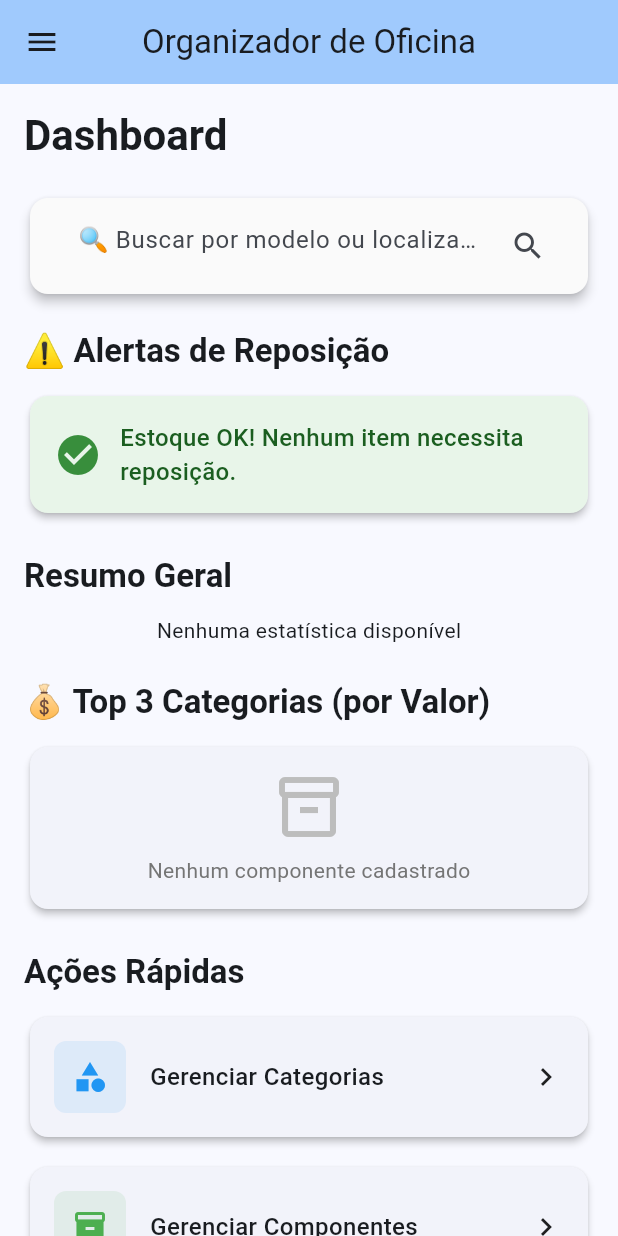
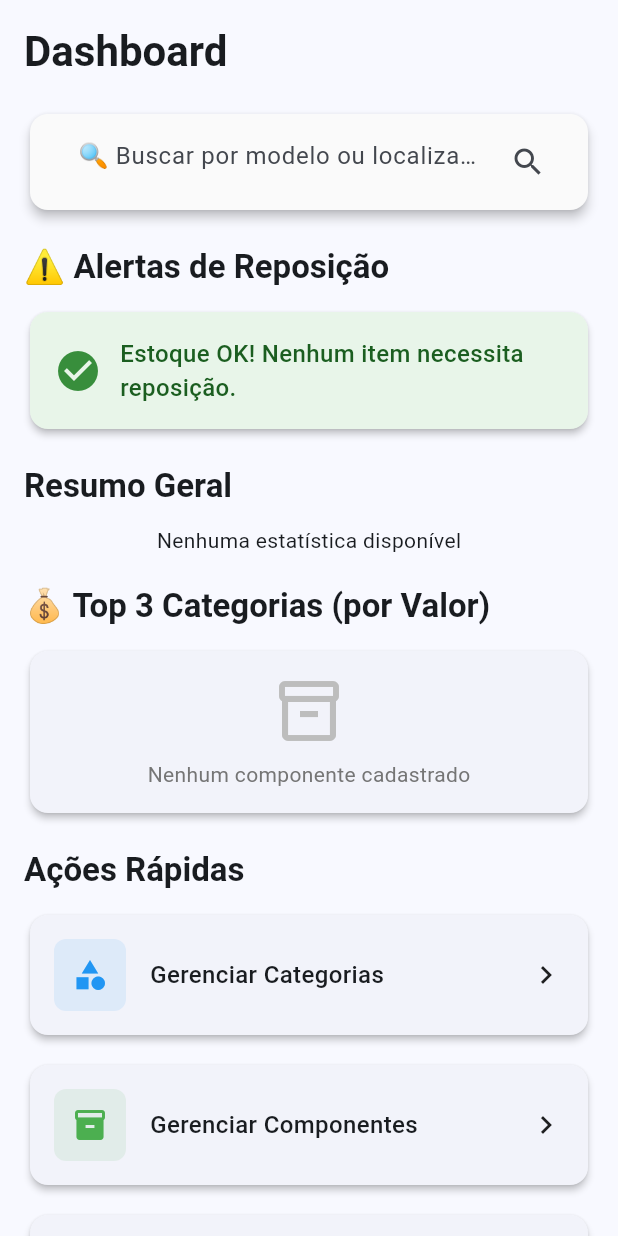
Before and after one commit to unspoken-tech-org/workshop_shelf_helper, a Flutter app: the screen it shows after launch, on a phone screen of 412 x 824 dp. Run offline on Flutter 3.47's test engine with Material 3 defaults, Android fonts, the phone set to English and light mode, and no system bars; our stand-ins replace csv, pdf, sqflite_common_ffi; accounts and stored records are empty.

Commit message:
Refactor HomeScreen layout and remove AppBar
- Removed the AppBar from the HomeScreen for a cleaner UI.
- Adjusted layout spacing in the dashboard section for improved visual hierarchy.
- Consolidated spacing by removing unnecessary SizedBox widgets.

```diff
--- a/lib/screens/home_screen.dart
+++ b/lib/screens/home_screen.dart
@@ -57,11 +57,6 @@ class _HomeScreenState extends State<HomeScreen> {
   @override
   Widget build(BuildContext context) {
     return Scaffold(
-      appBar: AppBar(
-        title: const Text('Organizador de Oficina'),
-        centerTitle: true,
-        backgroundColor: Theme.of(context).colorScheme.inversePrimary,
-      ),
       drawer: const HomeDrawer(),
       body: Selector<ReportProvider, bool>(
         selector: (context, provider) => provider.isLoading,
@@ -80,6 +75,7 @@ class _HomeScreenState extends State<HomeScreen> {
             padding: const EdgeInsets.all(16),
             child: Column(
               crossAxisAlignment: CrossAxisAlignment.start,
+              spacing: 20,
               children: [
                 Text(
                   'Dashboard',
@@ -87,15 +83,10 @@ class _HomeScreenState extends State<HomeScreen> {
                     context,
                   ).textTheme.headlineMedium?.copyWith(fontWeight: FontWeight.bold),
                 ),
-                const SizedBox(height: 20),
                 const QuickSearchBar(),
-                const SizedBox(height: 20),
                 const RestockAlertsSection(),
-                const SizedBox(height: 24),
                 const DashboardSummaryCards(),
-                const SizedBox(height: 24),
                 const TopCategoriesSection(),
-                const SizedBox(height: 24),
                 const QuickActionsSection(),
               ],
             ),
```
